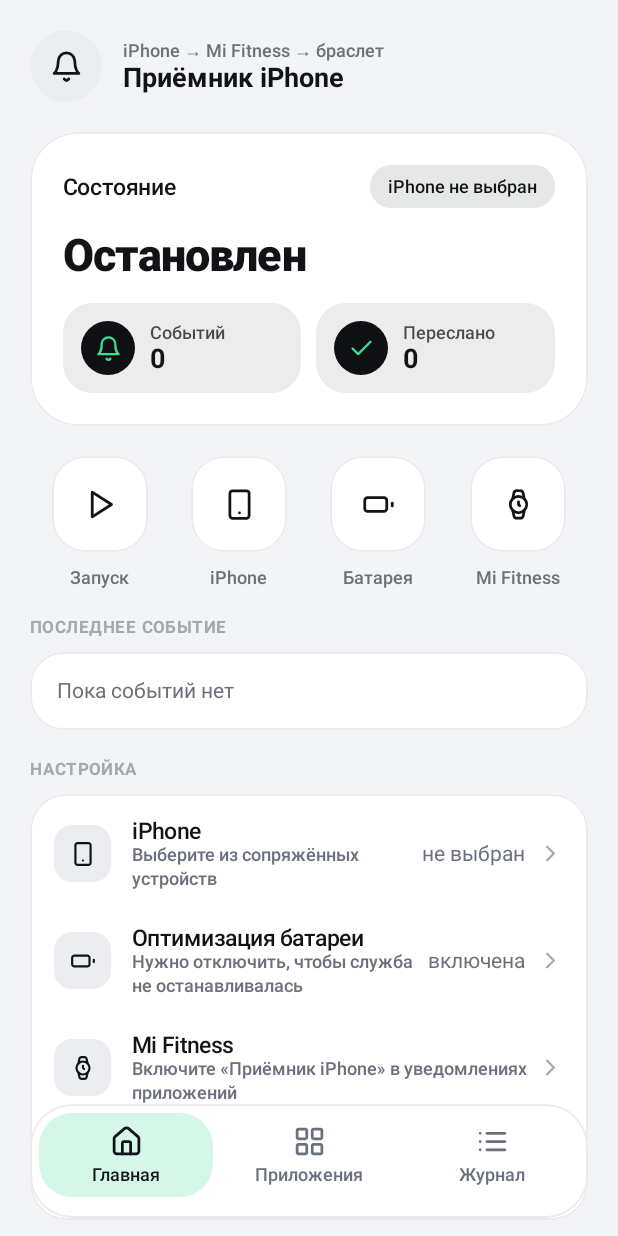
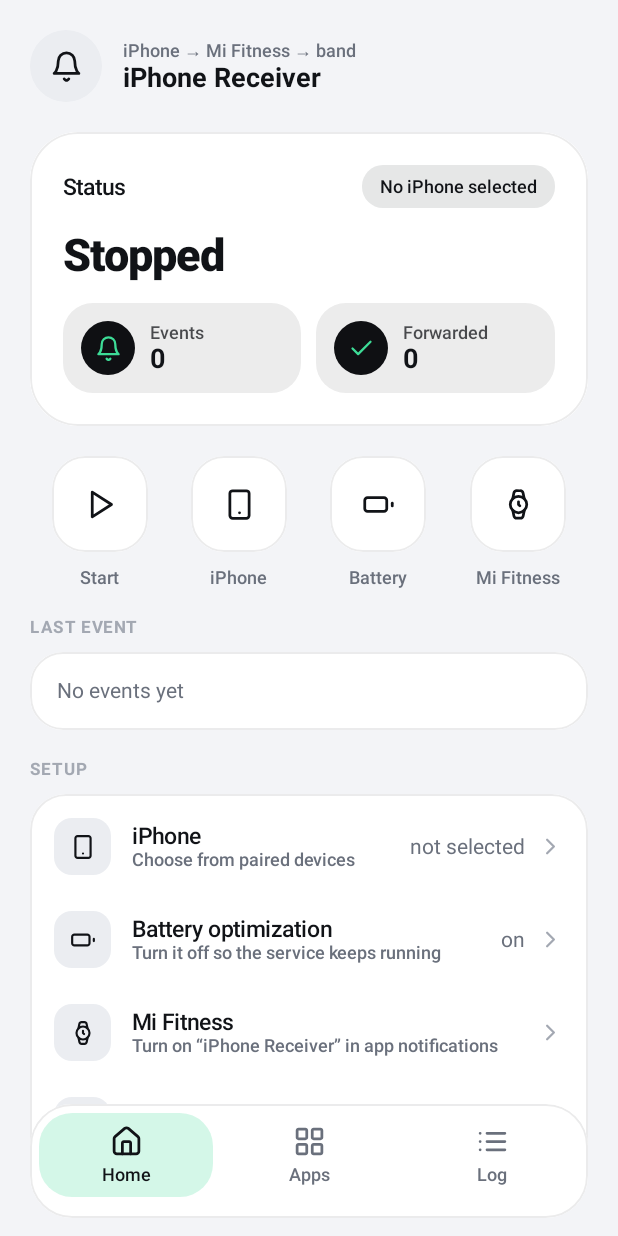
Before and after one commit to ExPl0i/notify-double, an Android app built with Jetpack Compose: the screen it shows after launch (MainActivity), on a phone screen of 412 x 824 dp. Run offline under Robolectric (Android 15) with nearby library versions, the phone set to English and light mode, and no system bars.

Commit message:
Release 1.1.0: English UI, English README and signed releases
- Move UI texts to string resources: English by default, Russian for
  Russian phones; log lines and event descriptions follow the phone language
- English README.md, Russian guide in README.ru.md
- Release workflow: a v* tag builds a signed APK and publishes a release

Co-Authored-By: Claude Opus 5.5 <noreply@anthropic.com>

```diff
--- a/app/src/main/AndroidManifest.xml
+++ b/app/src/main/AndroidManifest.xml
@@ -22,7 +22,7 @@
         android:name=".ReceiverApp"
         android:allowBackup="false"
         android:icon="@mipmap/ic_launcher"
-        android:label="Приёмник iPhone"
+        android:label="@string/app_name"
         android:theme="@style/Theme.Receiver">
 
         <activity
--- a/app/src/main/java/com/notifydouble/receiver/App.kt
+++ b/app/src/main/java/com/notifydouble/receiver/App.kt
@@ -23,8 +23,8 @@ class ReceiverApp : Application() {
         EventLog.init(this)
         // MIN: no sound, no status bar icon, and Mi Fitness still forwards it (stage 0A).
         val channels = listOf(
-            NotificationChannel(SERVICE_CHANNEL, "Служба приёмника", NotificationManager.IMPORTANCE_MIN),
-            NotificationChannel(IPHONE_CHANNEL, "Уведомления iPhone", NotificationManager.IMPORTANCE_MIN),
+            NotificationChannel(SERVICE_CHANNEL, getString(R.string.channel_service), NotificationManager.IMPORTANCE_MIN),
+            NotificationChannel(IPHONE_CHANNEL, getString(R.string.channel_iphone), NotificationManager.IMPORTANCE_MIN),
         ).onEach {
             it.setSound(null, null)
             it.enableVibration(false)
--- a/app/src/main/java/com/notifydouble/receiver/forward/AndroidSide.kt
+++ b/app/src/main/java/com/notifydouble/receiver/forward/AndroidSide.kt
@@ -23,8 +23,8 @@ class AndroidPoster(private val context: Context) : Poster {
     override fun show(id: Int, title: String, text: String) {
         val publicVersion = Notification.Builder(context, ReceiverApp.IPHONE_CHANNEL)
             .setSmallIcon(R.drawable.ic_notification)
-            .setContentTitle("iPhone")
-            .setContentText("Новое уведомление")
+            .setContentTitle(context.getString(R.string.public_title))
+            .setContentText(context.getString(R.string.public_text))
             .build()
         val notification = Notification.Builder(context, ReceiverApp.IPHONE_CHANNEL)
             .setSmallIcon(R.drawable.ic_notification)
--- a/app/src/main/java/com/notifydouble/receiver/ui/MainScreen.kt
+++ b/app/src/main/java/com/notifydouble/receiver/ui/MainScreen.kt
@@ -36,6 +36,7 @@ import androidx.compose.ui.Modifier
 import androidx.compose.ui.draw.clip
 import androidx.compose.ui.graphics.Color
 import androidx.compose.ui.graphics.vector.ImageVector
+import androidx.compose.ui.res.stringResource
 import androidx.compose.ui.text.font.FontFamily
 import androidx.compose.ui.text.style.TextOverflow
 import androidx.compose.ui.unit.dp
@@ -43,6 +44,7 @@ import androidx.compose.ui.unit.sp
 import androidx.compose.ui.window.Dialog
 import com.notifydouble.receiver.EventLog
 import com.notifydouble.receiver.ReceiverState
+import com.notifydouble.receiver.R
 import com.notifydouble.receiver.ReceiverStatus
 import com.notifydouble.receiver.ble.AncsLink
 import com.notifydouble.receiver.ui.theme.receiver
@@ -71,11 +73,6 @@ data class BondedDevice(val address: String, val name: String?, val type: String
 
 data class AppEntry(val appId: String, val name: String?, val allowed: Boolean)
 
-private val tabs = listOf(
-    BarItem("Главная", AppIcons.Home),
-    BarItem("Приложения", AppIcons.Grid),
-    BarItem("Журнал", AppIcons.List),
-)
 
 /** [refreshKey] changes when the activity resumes, so settings changed elsewhere are re-read. */
 @Composable
@@ -84,6 +81,11 @@ fun MainScreen(actions: ReceiverActions, refreshKey: Int) {
     var tab by rememberSaveable { mutableIntStateOf(0) }
     var revision by remember { mutableIntStateOf(0) }
     val refresh = refreshKey + revision
+    val tabs = listOf(
+        BarItem(stringResource(R.string.tab_home), AppIcons.Home),
+        BarItem(stringResource(R.string.tab_apps), AppIcons.Grid),
+        BarItem(stringResource(R.string.tab_log), AppIcons.List),
+    )
 
     Box(
         modifier = Modifier
@@ -135,8 +137,8 @@ private fun HomeTab(actions: ReceiverActions, refresh: Int, onChanged: () -> Uni
         IconBubble(AppIcons.Bell, color = c.text, size = 48.dp, corner = 24.dp, background = c.surface2)
         Spacer(Modifier.width(14.dp))
         Column {
-            Text("iPhone → Mi Fitness → браслет", style = MaterialTheme.typography.bodySmall, color = c.muted)
-            Text("Приёмник iPhone", style = MaterialTheme.typography.titleLarge, color = c.text)
+            Text(stringResource(R.string.home_route), style = MaterialTheme.typography.bodySmall, color = c.muted)
+            Text(stringResource(R.string.app_name), style = MaterialTheme.typography.titleLarge, color = c.text)
         }
     }
 
@@ -144,45 +146,45 @@ private fun HomeTab(actions: ReceiverActions, refresh: Int, onChanged: () -> Uni
 
     Row(horizontalArrangement = Arrangement.SpaceBetween, modifier = Modifier.fillMaxWidth()) {
         if (enabled) {
-            ActionTile(AppIcons.Stop, "Стоп", Modifier.weight(1f)) {
+            ActionTile(AppIcons.Stop, stringResource(R.string.action_stop), Modifier.weight(1f)) {
                 actions.stop()
                 onChanged()
             }
         } else {
-            ActionTile(AppIcons.Play, "Запуск", Modifier.weight(1f)) {
+            ActionTile(AppIcons.Play, stringResource(R.string.action_start), Modifier.weight(1f)) {
                 actions.start()
                 onChanged()
             }
         }
-        ActionTile(AppIcons.Smartphone, "iPhone", Modifier.weight(1f)) { chooser = actions.bondedDevices() }
-        ActionTile(AppIcons.Battery, "Батарея", Modifier.weight(1f)) { actions.requestBatteryExemption() }
-        ActionTile(AppIcons.Watch, "Mi Fitness", Modifier.weight(1f)) { actions.openMiFitness() }
+        ActionTile(AppIcons.Smartphone, stringResource(R.string.action_iphone), Modifier.weight(1f)) { chooser = actions.bondedDevices() }
+        ActionTile(AppIcons.Battery, stringResource(R.string.action_battery), Modifier.weight(1f)) { actions.requestBatteryExemption() }
+        ActionTile(AppIcons.Watch, stringResource(R.string.action_mi_fitness), Modifier.weight(1f)) { actions.openMiFitness() }
     }
 
     Column(verticalArrangement = Arrangement.spacedBy(10.dp)) {
-        GroupLabel("Последнее событие")
+        GroupLabel(stringResource(R.string.last_event))
         SoftCard {
             Text(
-                status.lastEvent ?: "Пока событий нет",
+                status.lastEvent ?: stringResource(R.string.no_events),
                 style = MaterialTheme.typography.bodyMedium,
                 color = if (status.lastEvent == null) c.muted else c.text,
             )
         }
     }
 
-    SettingsGroup("Настройка") {
+    SettingsGroup(stringResource(R.string.group_setup)) {
         SettingsItem(
-            title = "iPhone",
+            title = stringResource(R.string.setting_iphone),
             icon = AppIcons.Smartphone,
-            subtitle = deviceAddress ?: "Выберите из сопряжённых устройств",
-            value = deviceName ?: "не выбран",
+            subtitle = deviceAddress ?: stringResource(R.string.setting_iphone_hint),
+            value = deviceName ?: stringResource(R.string.setting_iphone_none),
             onClick = { chooser = actions.bondedDevices() },
         )
         SettingsItem(
-            title = "Оптимизация батареи",
+            title = stringResource(R.string.setting_battery),
             icon = AppIcons.Battery,
-            subtitle = "Нужно отключить, чтобы служба не останавливалась",
-            value = if (batteryExempt) "отключена" else "включена",
+            subtitle = stringResource(R.string.setting_battery_hint),
+            value = stringResource(if (batteryExempt) R.string.battery_off else R.string.battery_on),
             onClick = if (batteryExempt) null else actions::requestBatteryExemption,
             trailing = if (batteryExempt) {
                 { Icon(AppIcons.Check, contentDescription = null, tint = c.accent, modifier = Modifier.size(18.dp)) }
@@ -191,15 +193,15 @@ private fun HomeTab(actions: ReceiverActions, refresh: Int, onChanged: () -> Uni
             },
         )
         SettingsItem(
-            title = "Mi Fitness",
+            title = stringResource(R.string.setting_mi_fitness),
             icon = AppIcons.Watch,
-            subtitle = "Включите «Приёмник iPhone» в уведомлениях приложений",
+            subtitle = stringResource(R.string.setting_mi_fitness_hint),
             onClick = actions::openMiFitness,
         )
         SettingsItem(
-            title = "Как связать телефоны",
+            title = stringResource(R.string.setting_guide),
             icon = AppIcons.Info,
-            subtitle = "Пошаговая инструкция на GitHub",
+            subtitle = stringResource(R.string.setting_guide_hint),
             onClick = actions::openGuide,
         )
     }
@@ -217,14 +219,17 @@ private fun HomeTab(actions: ReceiverActions, refresh: Int, onChanged: () -> Uni
     }
 }
 
-private fun AncsLink.State.headline(): String = when (this) {
-    AncsLink.State.STOPPED -> "Остановлен"
-    AncsLink.State.BLUETOOTH_OFF -> "Bluetooth выключен"
-    AncsLink.State.CONNECTING, AncsLink.State.SUBSCRIBING -> "Подключение…"
-    AncsLink.State.WAITING -> "Ожидание iPhone"
-    AncsLink.State.PAIRING -> "Сопряжение"
-    AncsLink.State.SESSION -> "Подключено"
-}
+@Composable
+private fun headline(state: AncsLink.State): String = stringResource(
+    when (state) {
+        AncsLink.State.STOPPED -> R.string.headline_stopped
+        AncsLink.State.BLUETOOTH_OFF -> R.string.headline_bluetooth_off
+        AncsLink.State.CONNECTING, AncsLink.State.SUBSCRIBING -> R.string.headline_connecting
+        AncsLink.State.WAITING -> R.string.headline_waiting
+        AncsLink.State.PAIRING -> R.string.headline_pairing
+        AncsLink.State.SESSION -> R.string.headline_connected
+    },
+)
 
 /** The accent card from leager-app's home screen; it turns neutral while not connected. */
 @Composable
@@ -243,9 +248,9 @@ private fun StatusCard(status: ReceiverStatus, deviceName: String?) {
         verticalArrangement = Arrangement.spacedBy(14.dp),
     ) {
         Row(verticalAlignment = Alignment.CenterVertically) {
-            Text("Состояние", style = MaterialTheme.typography.titleMedium, color = fg, modifier = Modifier.weight(1f))
+            Text(stringResource(R.string.status_title), style = MaterialTheme.typography.titleMedium, color = fg, modifier = Modifier.weight(1f))
             Text(
-                deviceName ?: "iPhone не выбран",
+                deviceName ?: stringResource(R.string.no_iphone),
                 style = MaterialTheme.typography.labelMedium,
                 color = fg,
                 maxLines = 1,
@@ -256,10 +261,10 @@ private fun StatusCard(status: ReceiverStatus, deviceName: String?) {
                     .padding(horizontal = 12.dp, vertical = 7.dp),
             )
         }
-        Text(status.link.headline(), style = MaterialTheme.typography.displayMedium, color = fg)
+        Text(headline(status.link), style = MaterialTheme.typography.displayMedium, color = fg)
         Row(horizontalArrangement = Arrangement.spacedBy(10.dp)) {
-            StatPill(AppIcons.Bell, "Событий", status.events.toString(), fg, Modifier.weight(1f))
-            StatPill(AppIcons.Check, "Переслано", status.forwarded.toString(), fg, Modifier.weight(1f))
+            StatPill(AppIcons.Bell, stringResource(R.string.stat_events), status.events.toString(), fg, Modifier.weight(1f))
+            StatPill(AppIcons.Check, stringResource(R.string.stat_forwarded), status.forwarded.toString(), fg, Modifier.weight(1f))
         }
     }
 }
@@ -302,9 +307,9 @@ private fun DeviceChooser(devices: List<BondedDevice>, onSelect: (BondedDevice)
                 .padding(20.dp),
             verticalArrangement = Arrangement.spacedBy(6.dp),
         ) {
-            Text("Выберите iPhone", style = MaterialTheme.typography.titleLarge, color = c.text)
+            Text(stringResource(R.string.chooser_title), style = MaterialTheme.typography.titleLarge, color = c.text)
             Text(
-                "Показаны сопряжённые устройства. iPhone – это запись, сопряжённая через nRF Connect.",
+                stringResource(R.string.chooser_hint),
                 style = MaterialTheme.typography.bodySmall,
                 color = c.muted,
             )
@@ -315,14 +320,14 @@ private fun DeviceChooser(devices: List<BondedDevice>, onSelect: (BondedDevice)
             ) {
                 devices.forEach { device ->
                     SettingsItem(
-                        title = device.name ?: "Без имени",
+                        title = device.name ?: stringResource(R.string.unnamed),
                         icon = AppIcons.Smartphone,
                         subtitle = "${device.address} · ${device.type}",
                         onClick = { onSelect(device) },
                     )
                 }
             }
-            DialogButton("Отмена", kind = ButtonKind.SECONDARY, onClick = onDismiss)
+            DialogButton(stringResource(R.string.cancel), kind = ButtonKind.SECONDARY, onClick = onDismiss)
         }
     }
 }
@@ -339,15 +344,14 @@ private fun AppsTab(actions: ReceiverActions) {
     }
     val apps = remember(revision) { actions.apps() }
 
-    ScreenTitle("Приложения")
+    ScreenTitle(stringResource(R.string.apps_title))
 
     SoftCard {
         Row(verticalAlignment = Alignment.CenterVertically) {
             IconBubble(AppIcons.Shield, color = c.danger, size = 38.dp, corner = 12.dp)
             Spacer(Modifier.width(14.dp))
             Text(
-                "Текст запрашивается только у отмеченных приложений. Не отмечайте банки, " +
-                    "аутентификаторы и «Сообщения»: через них приходят коды.",
+                stringResource(R.string.apps_warning),
                 style = MaterialTheme.typography.bodySmall,
                 color = c.muted,
             )
@@ -356,15 +360,15 @@ private fun AppsTab(actions: ReceiverActions) {
 
     if (apps.isEmpty()) {
         SoftCard {
-            Text("Пока пусто", style = MaterialTheme.typography.titleMedium, color = c.text)
+            Text(stringResource(R.string.apps_empty_title), style = MaterialTheme.typography.titleMedium, color = c.text)
             Text(
-                "Приложения iPhone появятся здесь после первых уведомлений.",
+                stringResource(R.string.apps_empty_hint),
                 style = MaterialTheme.typography.bodySmall,
                 color = c.muted,
             )
         }
     } else {
-        SettingsGroup("С iPhone · ${apps.size}") {
+        SettingsGroup(stringResource(R.string.apps_group, apps.size)) {
             apps.forEach { app ->
                 SettingsItem(
                     title = app.name ?: app.appId,
@@ -386,20 +390,20 @@ private fun LogTab(actions: ReceiverActions) {
     val version by EventLog.version.collectAsState()
     val lines = remember(version) { EventLog.lines(LOG_LINES).asReversed() }
 
-    ScreenTitle("Журнал") {
+    ScreenTitle(stringResource(R.string.log_title)) {
         Row(horizontalArrangement = Arrangement.spacedBy(8.dp)) {
-            CircleIconButton(AppIcons.Copy, "Копировать журнал", actions::copyLog)
-            CircleIconButton(AppIcons.Trash, "Очистить журнал", actions::clearLog)
+            CircleIconButton(AppIcons.Copy, stringResource(R.string.log_copy), actions::copyLog)
+            CircleIconButton(AppIcons.Trash, stringResource(R.string.log_clear), actions::clearLog)
         }
     }
     Text(
-        "Новые записи сверху. Текст уведомлений в журнал не попадает.",
+        stringResource(R.string.log_hint),
         style = MaterialTheme.typography.bodySmall,
         color = c.muted,
     )
     SoftCard(contentPadding = PaddingValues(16.dp)) {
         if (lines.isEmpty()) {
-            Text("Журнал пуст", style = MaterialTheme.typography.bodyMedium, color = c.muted)
+            Text(stringResource(R.string.log_empty), style = MaterialTheme.typography.bodyMedium, color = c.muted)
         }
         lines.forEach { line ->
             Text(
--- /dev/null
+++ b/app/src/main/res/values/strings.xml
@@ -0,0 +1,83 @@
+<?xml version="1.0" encoding="utf-8"?>
+<resources>
+    <string name="app_name">iPhone Receiver</string>
+
+    <!-- Notifications -->
+    <string name="channel_service">Receiver service</string>
+    <string name="channel_iphone">iPhone notifications</string>
+    <string name="service_title">iPhone Receiver: %1$s</string>
+    <string name="public_title">iPhone</string>
+    <string name="public_text">New notification</string>
+
+    <!-- Tabs -->
+    <string name="tab_home">Home</string>
+    <string name="tab_apps">Apps</string>
+    <string name="tab_log">Log</string>
+
+    <!-- Home -->
+    <string name="home_route">iPhone → Mi Fitness → band</string>
+    <string name="status_title">Status</string>
+    <string name="no_iphone">No iPhone selected</string>
+    <string name="headline_stopped">Stopped</string>
+    <string name="headline_bluetooth_off">Bluetooth is off</string>
+    <string name="headline_connecting">Connecting…</string>
+    <string name="headline_waiting">Waiting for iPhone</string>
+    <string name="headline_pairing">Pairing</string>
+    <string name="headline_connected">Connected</string>
+    <string name="stat_events">Events</string>
+    <string name="stat_forwarded">Forwarded</string>
+    <string name="action_start">Start</string>
+    <string name="action_stop">Stop</string>
+    <string name="action_iphone">iPhone</string>
+    <string name="action_battery">Battery</string>
+    <string name="action_mi_fitness">Mi Fitness</string>
+    <string name="last_event">Last event</string>
+    <string name="no_events">No events yet</string>
+    <string name="group_setup">Setup</string>
+    <string name="setting_iphone">iPhone</string>
+    <string name="setting_iphone_hint">Choose from paired devices</string>
+    <string name="setting_iphone_none">not selected</string>
+    <string name="setting_battery">Battery optimization</string>
+    <string name="setting_battery_hint">Turn it off so the service keeps running</string>
+    <string name="battery_off">off</string>
+    <string name="battery_on">on</string>
+    <string name="setting_mi_fitness">Mi Fitness</string>
+    <string name="setting_mi_fitness_hint">Turn on “iPhone Receiver” in app notifications</string>
+    <string name="setting_guide">How to pair the phones</string>
+    <string name="setting_guide_hint">Step-by-step guide on GitHub</string>
+
+    <!-- Device chooser -->
+    <string name="chooser_title">Choose your iPhone</string>
+    <string name="chooser_hint">Paired devices are listed. Your iPhone is the one paired with nRF Connect.</string>
+    <string name="unnamed">Unnamed</string>
+    <string name="cancel">Cancel</string>
+    <string name="type_le">LE</string>
+    <string name="type_classic">classic</string>
+    <string name="type_dual">dual-mode</string>
+    <string name="type_unknown">unknown type</string>
+
+    <!-- Apps -->
+    <string name="apps_title">Apps</string>
+    <string name="apps_warning">Text is requested only from the apps you turn on. Leave banks, authenticators and Messages off: they carry verification codes.</string>
+    <string name="apps_empty_title">Nothing yet</string>
+    <string name="apps_empty_hint">iPhone apps appear here after their first notifications.</string>
+    <string name="apps_group">From iPhone · %1$d</string>
+
+    <!-- Log -->
+    <string name="log_title">Log</string>
+    <string name="log_hint">Newest first. Notification text is never logged.</string>
+    <string name="log_empty">The log is empty</string>
+    <string name="log_copy">Copy log</string>
+    <string name="log_clear">Clear log</string>
+    <string name="log_clip_label">Receiver log</string>
+    <string name="log_copied">Log copied</string>
+
+    <!-- Messages -->
+    <string name="need_permission">The nearby devices permission is required</string>
+    <string name="turn_on_bluetooth">Turn on Bluetooth</string>
+    <string name="no_bonded">No paired devices: pair the iPhone with nRF Connect first</string>
+    <string name="choose_iphone_first">Choose your iPhone first</string>
+    <string name="battery_already_off">Battery optimization is already off</string>
+    <string name="mi_fitness_missing">Mi Fitness is not installed</string>
+    <string name="no_browser">No browser to open %1$s</string>
+</resources>
```
Also changed, not shown: app/build.gradle.kts (+26 -2 lines), app/src/main/java/com/notifydouble/receiver/MainActivity.kt (+28 -20 lines), app/src/main/java/com/notifydouble/receiver/ReceiverService.kt (+13 -7 lines), app/src/main/java/com/notifydouble/receiver/ancs/Ancs.kt (+28 -24 lines), app/src/main/java/com/notifydouble/receiver/ancs/AncsClient.kt (+8 -8 lines), app/src/main/java/com/notifydouble/receiver/ble/AncsLink.kt (+58 -44 lines), app/src/main/java/com/notifydouble/receiver/ble/GattQueue.kt (+4 -3 lines), app/src/main/java/com/notifydouble/receiver/forward/Forwarder.kt (+5 -4 lines), app/src/main/java/com/notifydouble/receiver/i18n/Lang.kt (added, +14 -0 lines), 7 other files.
